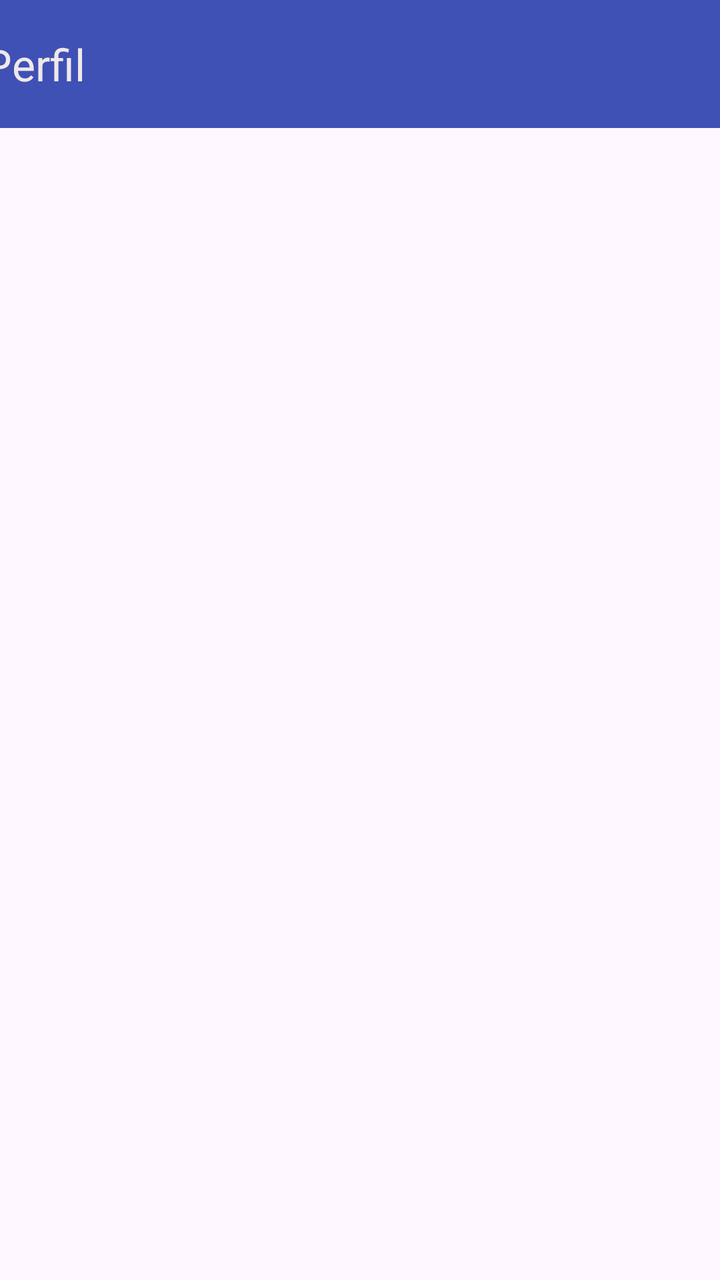
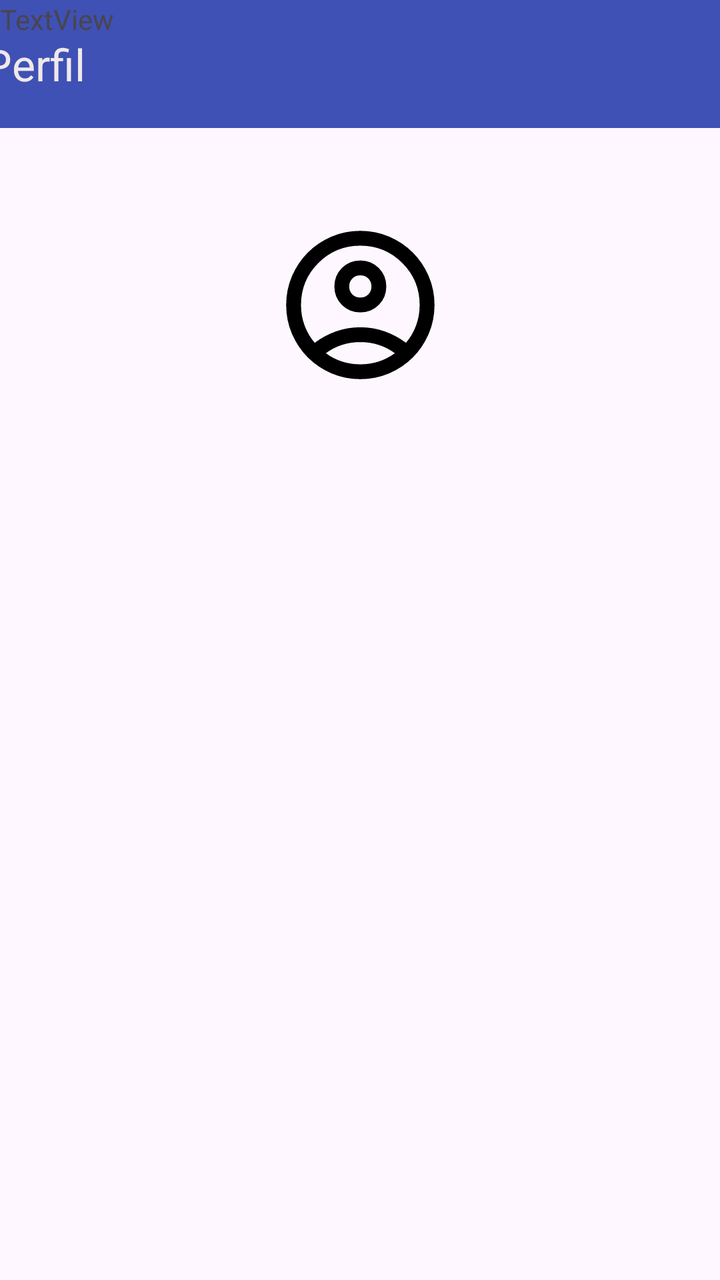

Compare the two renders of this Android layout. The source of the first and the diff that turns it into the second are given below.
<!-- AndroidManifest.xml: application theme Theme.AppNavegacao -->
<!-- res/layout/activity_perfil.xml -->
<?xml version="1.0" encoding="utf-8"?>
<androidx.constraintlayout.widget.ConstraintLayout xmlns:android="http://schemas.android.com/apk/res/android"
    xmlns:app="http://schemas.android.com/apk/res-auto"
    xmlns:tools="http://schemas.android.com/tools"
    android:id="@+id/main"
    android:layout_width="match_parent"
    android:layout_height="match_parent"
    tools:context=".Perfil">

    <androidx.appcompat.widget.Toolbar
        android:id="@+id/toolbar2"
        android:layout_width="409dp"
        android:layout_height="wrap_content"
        android:background="?attr/colorPrimary"
        android:backgroundTint="#3F51B5"
        android:minHeight="?attr/actionBarSize"
        android:textAlignment="center"
        android:theme="?attr/actionBarTheme"
        app:layout_constraintEnd_toEndOf="parent"
        app:layout_constraintHorizontal_bias="0.5"
        app:layout_constraintStart_toStartOf="parent"
        app:layout_constraintTop_toTopOf="parent"
        app:title="Perfil"
        app:titleTextColor="#F0E9E9" />
</androidx.constraintlayout.widget.ConstraintLayout>
<!-- resources referenced by this layout -->
<resources>
  <style name="Theme.AppNavegacao" parent="Base.Theme.AppNavegacao" />
  <style name="Base.Theme.AppNavegacao" parent="Theme.Material3.DayNight.NoActionBar">
          
          
      </style>
</resources>

<!-- the commit's change to res/layout/activity_perfil.xml (unified diff, before → after) -->
@@ -22,4 +22,23 @@
         app:layout_constraintTop_toTopOf="parent"
         app:title="Perfil"
         app:titleTextColor="#F0E9E9" />
+
+    <ImageView
+        android:id="@+id/imageView"
+        android:layout_width="104dp"
+        android:layout_height="89dp"
+        android:layout_marginTop="44dp"
+        app:layout_constraintEnd_toEndOf="parent"
+        app:layout_constraintHorizontal_bias="0.5"
+        app:layout_constraintStart_toStartOf="parent"
+        app:layout_constraintTop_toBottomOf="@+id/toolbar2"
+        app:srcCompat="@drawable/outline_account_circle_24" />
+
+    <TextView
+        android:id="@+id/TextEditNome"
+        android:layout_width="wrap_content"
+        android:layout_height="wrap_content"
+        android:text="TextView"
+        tools:layout_editor_absoluteX="177dp"
+        tools:layout_editor_absoluteY="218dp" />
 </androidx.constraintlayout.widget.ConstraintLayout>
<!-- resource entries referenced after the edit -->
@@ -1,5 +1,11 @@
 <!-- resources referenced by this layout -->
 <resources>
+  <!-- drawable outline_account_circle_24 (drawable) -->
+  <vector xmlns:android="http://schemas.android.com/apk/res/android" android:height="24dp" android:tint="#000000" android:viewportHeight="960" android:viewportWidth="960" android:width="24dp">
+        
+      <path android:fillColor="@android:color/white" android:pathData="M234,684Q285,645 348,622.5Q411,600 480,600Q549,600 612,622.5Q675,645 726,684Q761,643 780.5,591Q800,539 800,480Q800,347 706.5,253.5Q613,160 480,160Q347,160 253.5,253.5Q160,347 160,480Q160,539 179.5,591Q199,643 234,684ZM380.5,479.5Q340,439 340,380Q340,321 380.5,280.5Q421,240 480,240Q539,240 579.5,280.5Q620,321 620,380Q620,439 579.5,479.5Q539,520 480,520Q421,520 380.5,479.5ZM480,880Q397,880 324,848.5Q251,817 197,763Q143,709 111.5,636Q80,563 80,480Q80,397 111.5,324Q143,251 197,197Q251,143 324,111.5Q397,80 480,80Q563,80 636,111.5Q709,143 763,197Q817,251 848.5,324Q880,397 880,480Q880,563 848.5,636Q817,709 763,763Q709,817 636,848.5Q563,880 480,880ZM580,784.5Q627,769 666,740Q627,711 580,695.5Q533,680 480,680Q427,680 380,695.5Q333,711 294,740Q333,769 380,784.5Q427,800 480,800Q533,800 580,784.5ZM523,423Q540,406 540,380Q540,354 523,337Q506,320 480,320Q454,320 437,337Q420,354 420,380Q420,406 437,423Q454,440 480,440Q506,440 523,423ZM480,380Q480,380 480,380Q480,380 480,380Q480,380 480,380Q480,380 480,380Q480,380 480,380Q480,380 480,380Q480,380 480,380Q480,380 480,380ZM480,740Q480,740 480,740Q480,740 480,740Q480,740 480,740Q480,740 480,740Q480,740 480,740Q480,740 480,740Q480,740 480,740Q480,740 480,740Z"/>
+      
+  </vector>
   <style name="Theme.AppNavegacao" parent="Base.Theme.AppNavegacao" />
   <style name="Base.Theme.AppNavegacao" parent="Theme.Material3.DayNight.NoActionBar">
           
